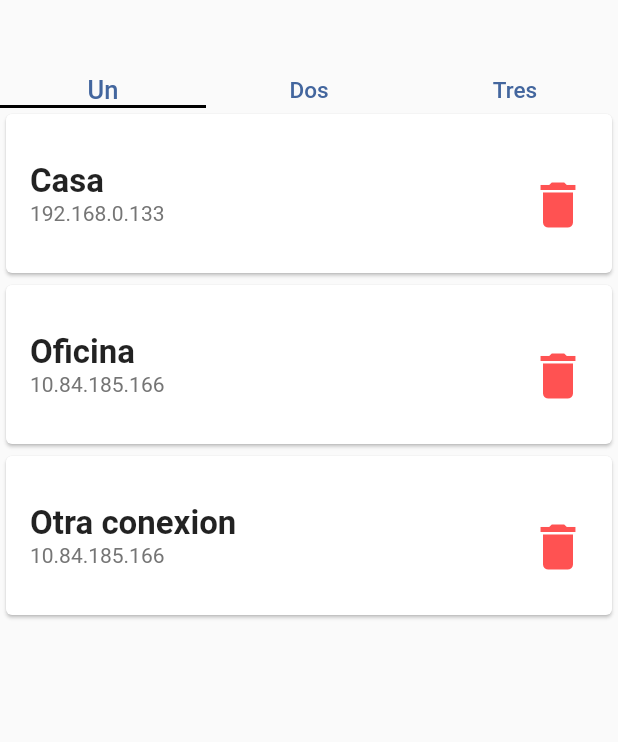
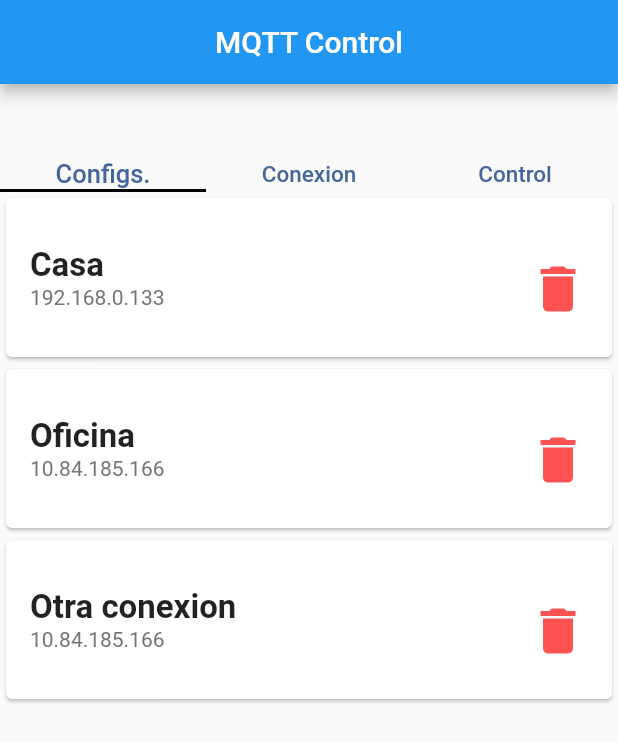
Before and after one commit to Guzzizander/mqtt_control_2, a Flutter app: the screen it shows after launch, on a phone screen of 412 x 824 dp. Shown: the top 742 px of the screen. Run offline on Flutter 3.47's test engine with Material 2 defaults, Android fonts, the phone set to English and light mode, and no system bars; our stand-ins replace font_awesome_flutter; missing offline and left inert: mqtt_client.

Commit message:
AppBar solo en la pagina principal

```diff
--- a/lib/src/screens/conexion.dart
+++ b/lib/src/screens/conexion.dart
@@ -72,10 +72,6 @@ class _Conexion extends State<Conexion> {
     // Carga los datos del fichero variables en los textfield
     cargaDatos();
     return Scaffold(
-      appBar: AppBar(
-        title: const Text('MQTT Control'),
-        centerTitle: true,
-      ),
       body: Center(
         child: Column(
           mainAxisAlignment: MainAxisAlignment.spaceAround,
--- a/lib/src/screens/menu.dart
+++ b/lib/src/screens/menu.dart
@@ -39,15 +39,10 @@ class _Menu extends State<Menu> with SingleTickerProviderStateMixin {
     return DefaultTabController(
       length: 3,
       child: Scaffold(
-        /* appBar: new PreferredSize(
-          preferredSize: Size.fromHeight(40),
-          child: new Container(
-            color: Color(0xFF428DA3),
-            child: new SafeArea(
-              child:
-            ),
-          ),
-        ),*/
+        appBar: AppBar(
+          title: const Text('MQTT Control'),
+          centerTitle: true,
+        ),
         body: Padding(
           padding: const EdgeInsets.only(top: 30.0),
           child: Column(
@@ -57,7 +52,7 @@ class _Menu extends State<Menu> with SingleTickerProviderStateMixin {
                 indicatorColor: Colors.black,
                 tabs: [
                   new Text(
-                    "Un",
+                    "Configs.",
                     style: TextStyle(
                       fontSize: 17,
                       color: Color(0xFF43669E),
@@ -65,7 +60,7 @@ class _Menu extends State<Menu> with SingleTickerProviderStateMixin {
                     textAlign: TextAlign.center,
                   ),
                   new Text(
-                    "Dos",
+                    "Conexion",
                     style: TextStyle(
                       fontSize: 15,
                       color: Color(0xFF43669E),
@@ -73,7 +68,7 @@ class _Menu extends State<Menu> with SingleTickerProviderStateMixin {
                     textAlign: TextAlign.center,
                   ),
                   new Text(
-                    "Tres",
+                    "Control",
                     style: TextStyle(
                       fontSize: 15,
                       color: Color(0xFF43669E),
@@ -92,25 +87,5 @@ class _Menu extends State<Menu> with SingleTickerProviderStateMixin {
         ),
       ),
     );
-/*
-    return Scaffold(
-      appBar: AppBar(
-        title: const Text('MQTT Control'),
-        centerTitle: true,
-        bottom: TabBar(controller: _tabController, tabs: [
-          Tab(text: 'Configuracion'),
-          Tab(text: 'Conexion'),
-          Tab(text: 'Control'),
-        ]),
-      ),
-      body: TabBarView(
-        controller: _tabController,
-        children: [
-          Configuracion(),
-          Conexion(title: 'Conexion'),
-          Control(title: 'Control'),
-        ],
-      ),
-    );*/
   }
 }
```
